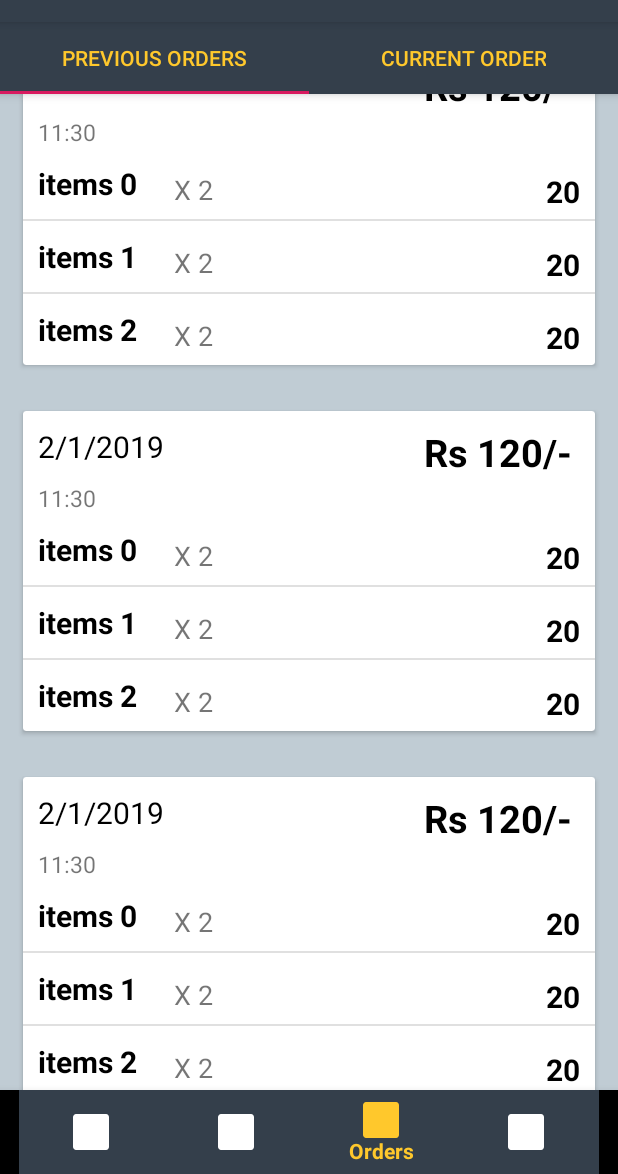
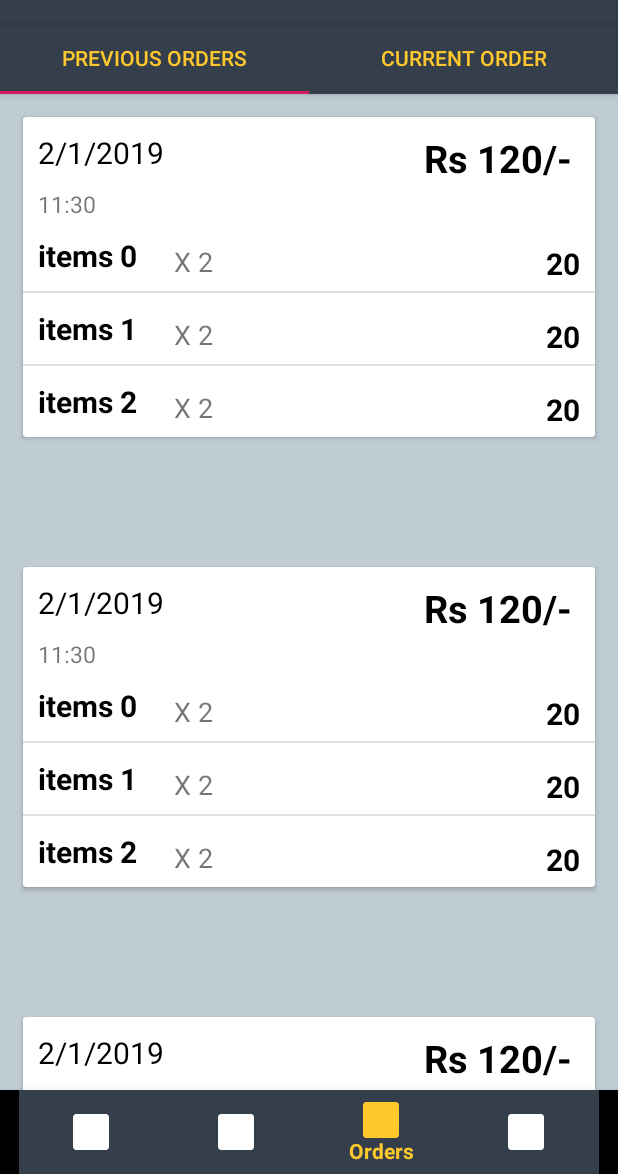
Before and after one commit to djunicode/canteen-android-app, an Android app: the screen it shows after launch (MainActivity), item 3 of the bottom bar chosen, on a phone screen of 412 x 824 dp, the part 62-1236 px from its top. Run offline under Robolectric (Android 15) with nearby library versions, the phone set to English and light mode, and no system bars.

Commit message:
orders and cart

```diff
--- a/app/src/main/res/layout/order_fragment.xml
+++ b/app/src/main/res/layout/order_fragment.xml
@@ -1,5 +1,5 @@
 <?xml version="1.0" encoding="utf-8"?>
-<RelativeLayout xmlns:android="http://schemas.android.com/apk/res/android"
+<android.support.design.widget.CoordinatorLayout xmlns:android="http://schemas.android.com/apk/res/android"
                 android:layout_width="match_parent"
                 android:layout_height="match_parent"
                 xmlns:app="http://schemas.android.com/apk/res-auto">
@@ -24,6 +24,6 @@
         android:id="@+id/viewpager"
         android:layout_width="match_parent"
         android:layout_height="match_parent"
-        app:layout_behavior="@string/appbar_scrolling_view_behavior"  />
+        app:layout_behavior="@string/appbar_scrolling_view_behavior"/>
 
-</RelativeLayout>
+</android.support.design.widget.CoordinatorLayout>
--- a/app/src/main/res/layout/order_item.xml
+++ b/app/src/main/res/layout/order_item.xml
@@ -1,12 +1,15 @@
 <?xml version="1.0" encoding="utf-8"?>
+
+<!--wrap content and match parent doesn't work on this relative layout-->
+
 <RelativeLayout xmlns:android="http://schemas.android.com/apk/res/android"
                 android:layout_width="match_parent"
-                android:layout_height="match_parent"
+                android:layout_height="300dp"
                 android:background="@color/myBackground">
 
 <!--this will be the single item in the list of previous orders-->
 
-    <android.support.v7.widget.CardView android:layout_width="wrap_content"
+    <android.support.v7.widget.CardView android:layout_width="match_parent"
                                         android:layout_height="wrap_content"
                                         android:layout_margin="15dp">
 
--- a/app/src/main/res/layout/previous_order.xml
+++ b/app/src/main/res/layout/previous_order.xml
@@ -2,12 +2,13 @@
 <RelativeLayout xmlns:android="http://schemas.android.com/apk/res/android"
                 android:layout_width="match_parent"
                 android:layout_height="match_parent"
-                android:layout_marginTop="60dp"
                 android:background="@color/myBackground">
+
+
 
     <android.support.v7.widget.RecyclerView android:id="@+id/recycler_prev"
                                             android:layout_width="match_parent"
-                                            android:layout_height="wrap_content"
+                                            android:layout_height="match_parent"
                                             >
 
     <!-- list of orders-->
```
